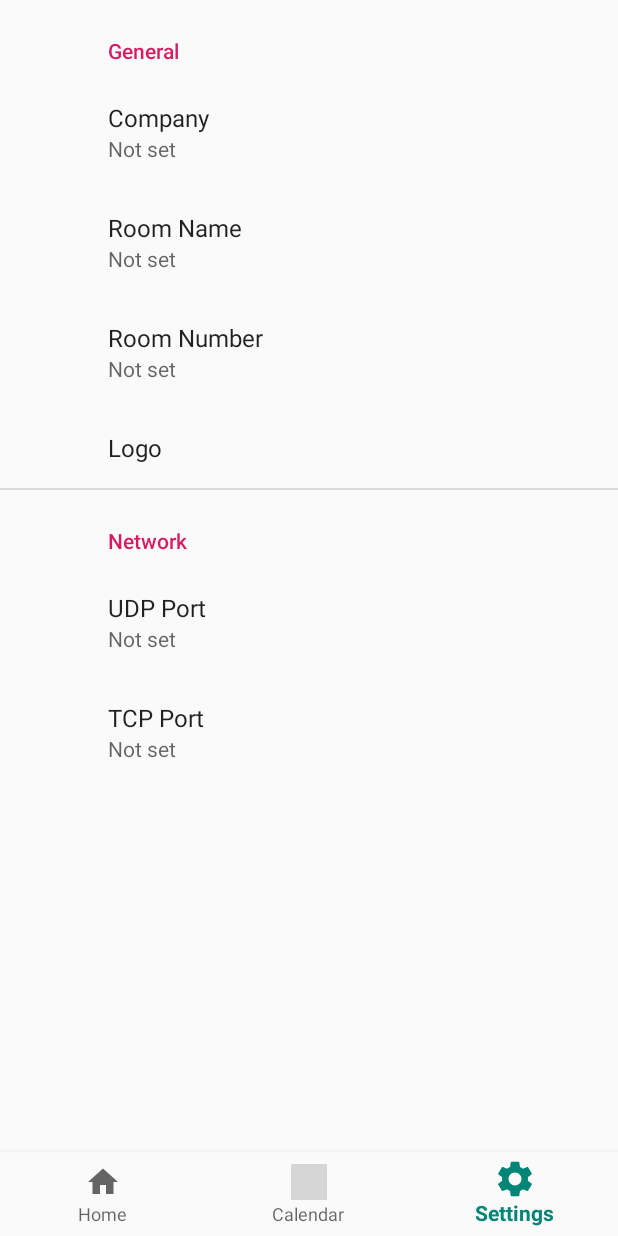
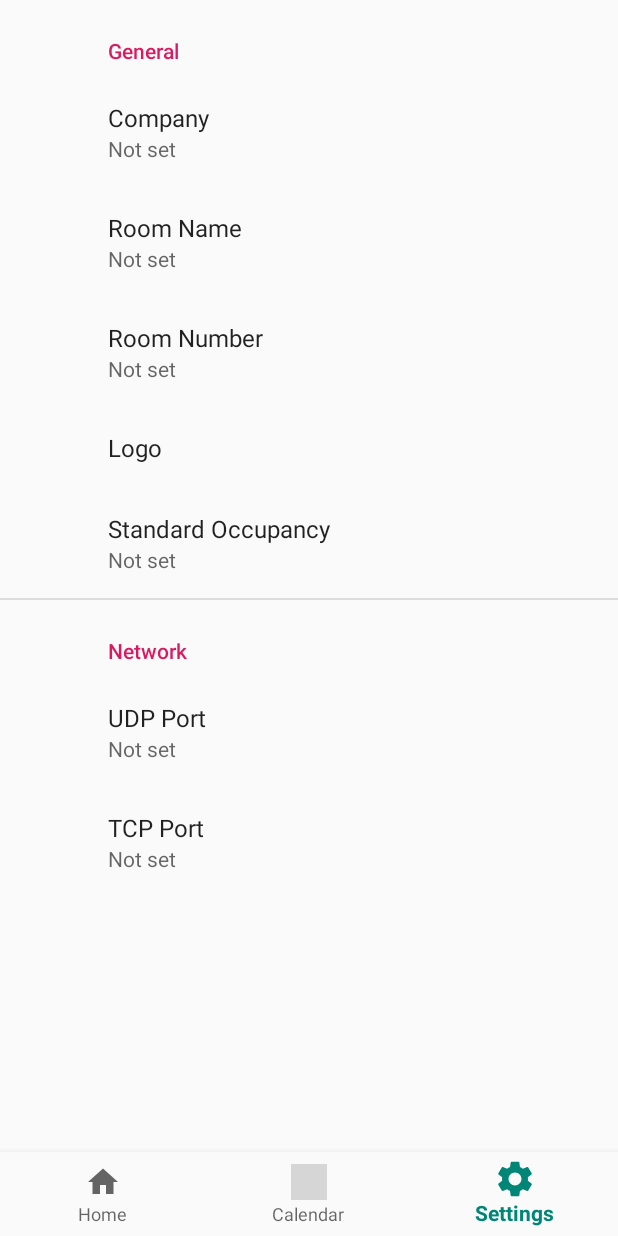
Before and after one commit to marcusrunge/RoomInfo.Droid, an Android app: the SettingsFragment screen opened through its navigation route, on a phone screen of 412 x 824 dp. Run offline under Robolectric (Android 15) with nearby library versions, the phone set to English and light mode, and no system bars; our stand-ins replace Dagger/Hilt's generated code, Room's generated code, androidx.preference, data binding, navigation-ui; libraries missing offline, so code that uses them is left out: androidx.databinding.library; 13 statements that could not run were skipped; grey boxes are pictures that could not be loaded.

Commit message:
REFACTORED occupancy code

```diff
--- a/app/src/main/kotlin/com/marcusrunge/roominfo/adapter/GenericViewBindingsAdapter.kt
+++ b/app/src/main/kotlin/com/marcusrunge/roominfo/adapter/GenericViewBindingsAdapter.kt
@@ -61,13 +61,13 @@ object OccupancyStateBindingsAdapter {
                 }
                 OCCUPANCY_STATE_BUSY -> {
                     background =
-                        view.context.resources.getColor(R.color.busyForeground, view.context.theme)
+                        view.context.resources.getColor(R.color.busyBackground, view.context.theme)
                     transparentBackground = view.context.resources.getColor(
                         R.color.busyTransparentBackground,
                         view.context.theme
                     )
                     foreground =
-                        view.context.resources.getColor(R.color.freeForeground, view.context.theme)
+                        view.context.resources.getColor(R.color.busyForeground, view.context.theme)
                 }
                 OCCUPANCY_STATE_OCCUPIED -> {
                     background = view.context.resources.getColor(
--- a/app/src/main/kotlin/com/marcusrunge/roominfo/ui/home/HomeViewModel.kt
+++ b/app/src/main/kotlin/com/marcusrunge/roominfo/ui/home/HomeViewModel.kt
@@ -101,7 +101,6 @@ class HomeViewModel @Inject constructor(
         set(value) {
             if (field != value) {
                 field = value
-                preferences.occupancy = value
                 notifyPropertyChanged(BR.occupancySelection)
             }
         }
@@ -170,7 +169,10 @@ class HomeViewModel @Inject constructor(
     }
 
     override fun onItemSelected(parent: AdapterView<*>?, view: View?, position: Int, id: Long) {
-        if (position != occupancySelection) occupancySelection = position
+        if (position != occupancySelection) {
+            occupancySelection = position
+            preferences.occupancy=occupancySelection
+        }
     }
 
     override fun onNothingSelected(parent: AdapterView<*>?) {
--- a/app/src/main/res/layout/fragment_home.xml
+++ b/app/src/main/res/layout/fragment_home.xml
@@ -137,6 +137,7 @@
                 android:text="@string/reset"
                 app:state="@{viewmodel.occupancySelection}"
                 app:transparent="@{false}"
+                android:onClick="@{()->viewmodel.reset()}"
                 app:layout_constraintBottom_toBottomOf="parent"
                 app:layout_constraintStart_toStartOf="parent" />
 
--- a/app/src/main/res/values/strings.xml
+++ b/app/src/main/res/values/strings.xml
@@ -19,6 +19,7 @@
     <string name="selectFile">Select a file</string>
     <string name="roomNumber">Room Number</string>
     <string name="reset">Reset</string>
+    <string name="standardOccupancy">Standard Occupancy</string>
     <string-array name="occupancy_states">
         <item>FREE</item>
         <item>PRESENT</item>
@@ -27,6 +28,15 @@
         <item>OCCUPIED</item>
         <item>LOCKED</item>
         <item>HOMEOFFICE</item>
+    </string-array>
+    <string-array name="occupancy_state_values">
+        <item>0</item>
+        <item>1</item>
+        <item>2</item>
+        <item>3</item>
+        <item>4</item>
+        <item>5</item>
+        <item>6</item>
     </string-array>
     <string-array name="occupancy_icons">
         <item>✓</item>
--- a/app/src/main/res/xml/preferences.xml
+++ b/app/src/main/res/xml/preferences.xml
@@ -17,6 +17,12 @@
         <Preference
             android:key="logoPicker"
             android:title="@string/logo" />
+        <DropDownPreference
+            android:key="standardOccupancy"
+            android:title="@string/standardOccupancy"
+            android:entries="@array/occupancy_states"
+            android:entryValues="@array/occupancy_state_values"
+            app:useSimpleSummaryProvider="true"/>
     </PreferenceCategory>
     <PreferenceCategory android:title="@string/network">
         <EditTextPreference
--- a/preferences/src/main/kotlin/com/marcusrunge/roominfo/preferences/implementations/PreferencesImpl.kt
+++ b/preferences/src/main/kotlin/com/marcusrunge/roominfo/preferences/implementations/PreferencesImpl.kt
@@ -30,5 +30,5 @@ internal class PreferencesImpl(context: Context) : PreferencesBase(context) {
             sharedPreferences.edit()?.putInt("occupancy", value!!)?.apply()
         }
     override val standardOccupancy: Int?
-        get() = sharedPreferences.getInt("standardOccupancy", 0)
+        get() = Integer.parseInt(sharedPreferences.getString("standardOccupancy", "0")!!)
 }
```
